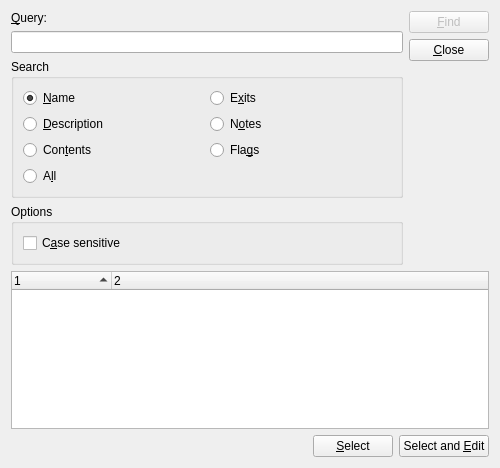
This is src/mainwindow/findroomsdlg.ui in MUME/MMapper as Qt 5 draws it before an edit. The edited form follows.
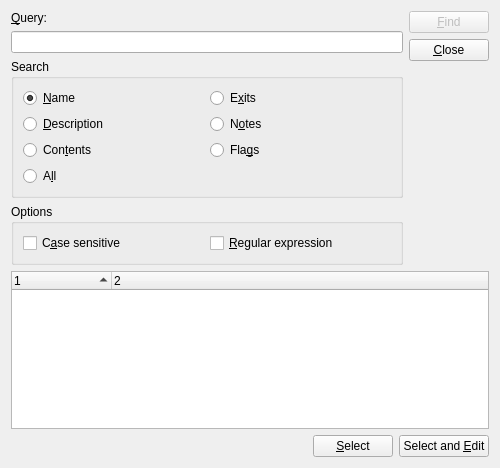
This is the edited form. Icons and pictures are not drawn.

Commit message: Add the ability to search using a regex in the Find Rooms dialog

Patch:
```diff
--- a/src/mainwindow/findroomsdlg.ui
+++ b/src/mainwindow/findroomsdlg.ui
@@ -120,6 +120,13 @@
               </property>
              </widget>
             </item>
+            <item>
+             <widget class="QCheckBox" name="regexCheckBox">
+              <property name="text">
+               <string>&amp;Regular expression</string>
+              </property>
+             </widget>
+            </item>
            </layout>
           </widget>
          </item>
```
Left out of the diff: 4 changed lines with no effect on the pictures. The commit also changes 4 other files.
